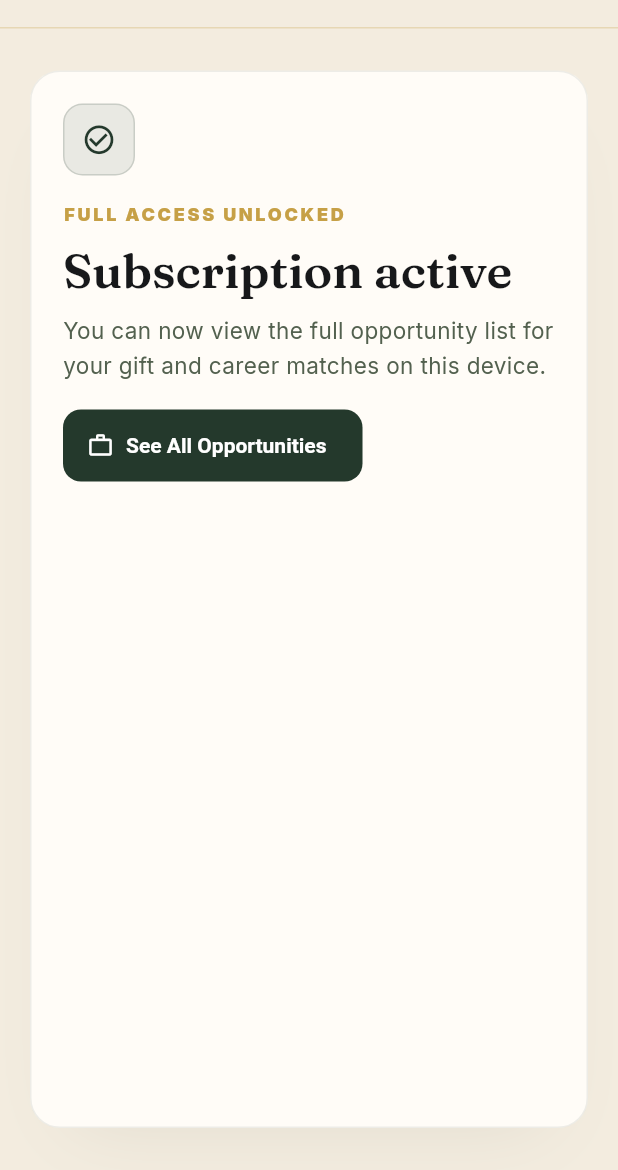
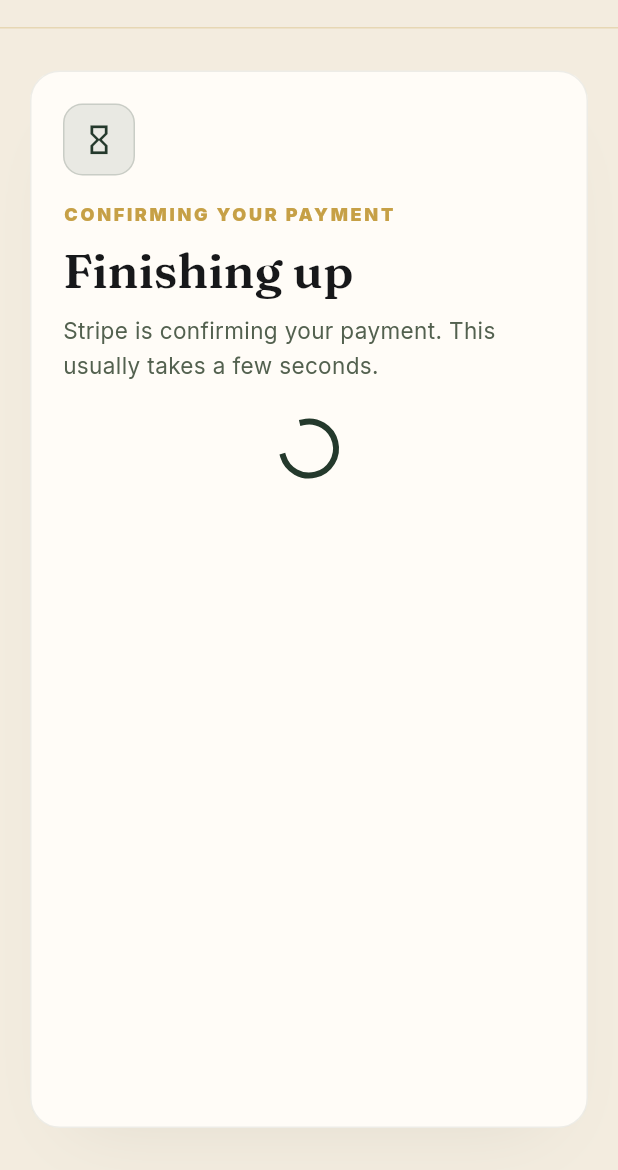
Before and after one commit to getspiritualjobs/appspirit, a Flutter app: the BillingSuccessPage screen opened by its route, on a phone screen of 412 x 824 dp, the part 66-1236 px from its top. Run offline on Flutter 3.47's test engine with Material 3 defaults, Android fonts, the phone set to English and light mode, and no system bars; our stand-ins replace go_router, supabase_flutter; missing offline and left inert: dart:js_interop; accounts and stored records are empty.

Commit message:
Enforce the opportunity paywall server side
search-jobs returned every matched opening to any caller and the client
trimmed the list to one for free visitors, so the paid listings crossed
the wire and were readable from the network tab. Gate the allowance in
the function instead: resolve the caller, check billing_subscriptions,
and withhold the locked listings. The response now carries matchedCount
so the upgrade prompt can still say how many an upgrade unlocks, and the
client keeps applying the allowance to demo and offline results, which
never pass through the function.

The billing success page called activateSubscription() in initState,
flipping hasActiveSubscription to true on arrival with no verification.
refreshSubscription() corrected it a round trip later, but until then
simply opening the URL granted full access. Poll for the Stripe webhook
instead and report the confirming state, leaving refreshSubscription()
as the only writer. activateSubscription() had no other callers.

Co-Authored-By: Claude Opus 5 <noreply@anthropic.com>

```diff
--- a/lib/core/app_state.dart
+++ b/lib/core/app_state.dart
@@ -313,11 +313,6 @@ class GiftPathState extends ChangeNotifier {
   bool isJobSaved(JobListing job) => savedJobs
       .any((item) => item.id == job.id && item.provider == job.provider);
 
-  void activateSubscription() {
-    hasActiveSubscription = true;
-    notifyListeners();
-  }
-
   Future<void> refreshSubscription() async {
     final active = await BillingService().hasActiveSubscription();
     if (active != hasActiveSubscription) {
--- a/lib/features/billing/billing_success_page.dart
+++ b/lib/features/billing/billing_success_page.dart
@@ -1,3 +1,5 @@
+import 'dart:async';
+
 import 'package:flutter/material.dart';
 import 'package:go_router/go_router.dart';
 
@@ -14,40 +16,92 @@ class BillingSuccessPage extends StatefulWidget {
 }
 
 class _BillingSuccessPageState extends State<BillingSuccessPage> {
+  var _confirming = true;
+
   @override
   void initState() {
     super.initState();
-    appState.activateSubscription();
-    appState.refreshSubscription();
+    unawaited(_confirmSubscription());
+  }
+
+  /// Stripe confirms the purchase through the webhook, which can land a moment
+  /// after the redirect, so poll for it rather than assuming success. Access is
+  /// never granted client side: refreshSubscription() is the only writer.
+  Future<void> _confirmSubscription() async {
+    for (var attempt = 0; attempt < 10; attempt++) {
+      await appState.refreshSubscription();
+      if (!mounted) return;
+      if (appState.hasActiveSubscription) break;
+      await Future<void>.delayed(const Duration(seconds: 2));
+      if (!mounted) return;
+    }
+    if (mounted) setState(() => _confirming = false);
   }
 
   @override
   Widget build(BuildContext context) {
+    return AnimatedBuilder(
+      animation: appState,
+      builder: (context, _) {
+        final active = appState.hasActiveSubscription;
         return PageBand(
           maxWidth: 680,
           child: InfoCard(
             child: Column(
               crossAxisAlignment: CrossAxisAlignment.start,
               children: [
-            const IconBadge(Icons.check_circle_outline, size: 48),
+                IconBadge(
+                  active
+                      ? Icons.check_circle_outline
+                      : _confirming
+                          ? Icons.hourglass_empty
+                          : Icons.schedule_outlined,
+                  size: 48,
+                ),
                 const SizedBox(height: 16),
-            const BrandEyebrow('Full access unlocked'),
+                BrandEyebrow(active
+                    ? 'Full access unlocked'
+                    : _confirming
+                        ? 'Confirming your payment'
+                        : 'Still confirming'),
                 const SizedBox(height: 8),
-            Text('Subscription active',
-                style: Theme.of(context).textTheme.headlineMedium),
+                Text(
+                  active
+                      ? 'Subscription active'
+                      : _confirming
+                          ? 'Finishing up'
+                          : 'Payment received',
+                  style: Theme.of(context).textTheme.headlineMedium,
+                ),
                 const SizedBox(height: 8),
-            const Text(
-              'You can now view the full opportunity list for your gift and career matches on this device.',
+                Text(
+                  active
+                      ? 'You can now view the full opportunity list for your gift and career matches.'
+                      : _confirming
+                          ? 'Stripe is confirming your payment. This usually takes a few seconds.'
+                          : 'Stripe has not confirmed the payment yet. It usually lands within a minute, and your access opens as soon as it does. Refresh this page, or contact us if it stays this way.',
                 ),
                 const SizedBox(height: 18),
+                if (_confirming && !active)
+                  const Center(
+                    child: Padding(
+                      padding: EdgeInsets.all(8),
+                      child: CircularProgressIndicator(),
+                    ),
+                  )
+                else
                   FilledButton.icon(
                     onPressed: () => context.go('/opportunities'),
                     icon: const Icon(Icons.work_outline),
-              label: const Text('See All Opportunities'),
+                    label: Text(active
+                        ? 'See All Opportunities'
+                        : 'Back to Opportunities'),
                   ),
               ],
             ),
           ),
         );
+      },
+    );
   }
 }
```
Also changed, not shown: lib/data/job_search_service.dart (+13 -1 lines), lib/features/opportunities/opportunities_page.dart (+14 -3 lines), 1 other file. Lines whose indentation alone changed are shown as unchanged.
